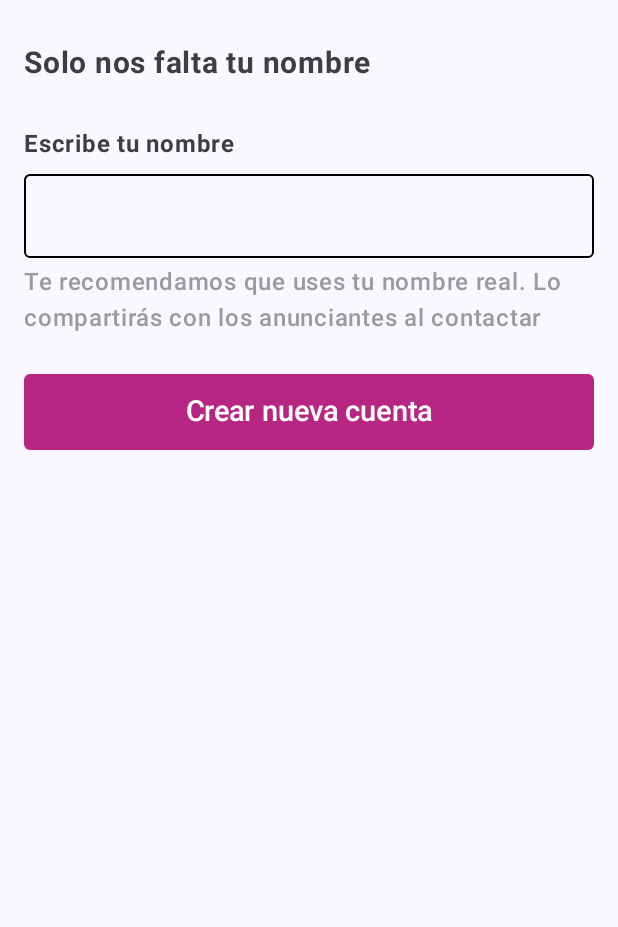
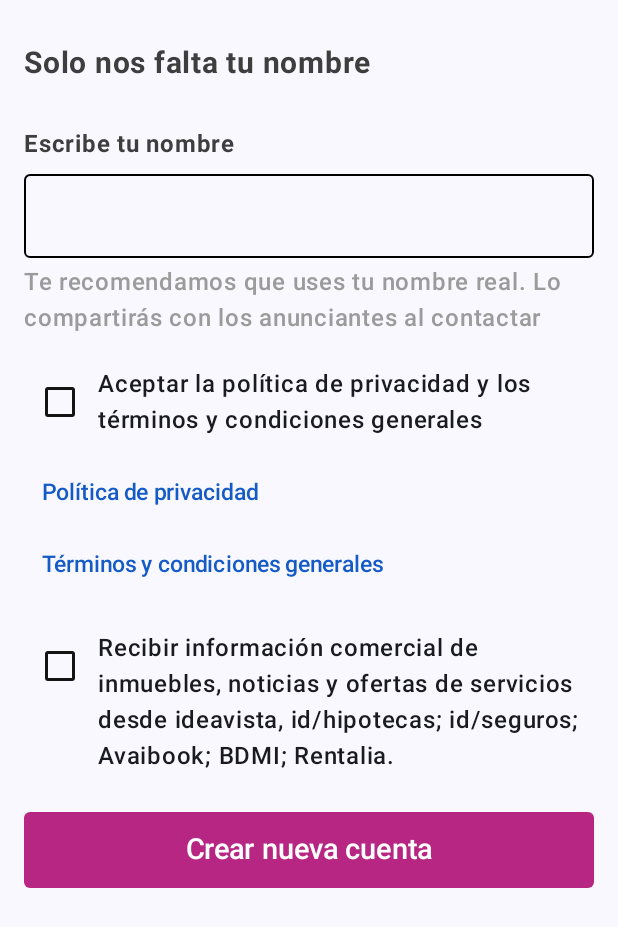
Before and after one commit to DeMoraDev/Ideavista, an Android app built with Jetpack Compose: the composable NameContent called with empty values, on a phone screen of 412 x 824 dp. Shown: the top 927 px of the screen. Run offline under Robolectric (Android 15) with nearby library versions, the phone set to English and light mode, and no system bars.

Commit message:
Añadido items que faltaban en NameContent y varias mejoras visuales -TODO heckBoxes no están alineados, enlaces de privacidad, cookies tampoco y añadir que sea necesario checkear privacidad para registrarse

```diff
--- /dev/null
+++ b/app/src/main/java/com/example/ideavista/presentation/view/composable/loginComposables/CheckboxWithText.kt
@@ -0,0 +1,70 @@
+package com.example.ideavista.presentation.view.composable.loginComposables
+
+import androidx.compose.foundation.layout.Row
+import androidx.compose.foundation.layout.Spacer
+import androidx.compose.foundation.layout.fillMaxWidth
+import androidx.compose.foundation.layout.padding
+import androidx.compose.foundation.layout.width
+import androidx.compose.material.icons.Icons
+import androidx.compose.material.icons.filled.Check
+import androidx.compose.material.icons.outlined.CheckBoxOutlineBlank
+import androidx.compose.material3.Checkbox
+import androidx.compose.material3.CheckboxDefaults
+import androidx.compose.material3.Icon
+import androidx.compose.material3.Text
+import androidx.compose.runtime.Composable
+import androidx.compose.ui.Alignment
+import androidx.compose.ui.Modifier
+import androidx.compose.ui.layout.FirstBaseline
+import androidx.compose.ui.text.font.FontWeight
+import androidx.compose.ui.tooling.preview.Preview
+import androidx.compose.ui.unit.dp
+import androidx.compose.ui.unit.sp
+import com.example.ideavista.presentation.view.theme.Blanco
+import com.example.ideavista.presentation.view.theme.Negro
+import com.example.ideavista.presentation.view.theme.Violeta
+
+@Composable
+fun CheckboxWithText(
+    checked: Boolean,
+    onCheckedChange: (Boolean) -> Unit,
+    text: String,
+    modifier: Modifier = Modifier
+) {
+    Row(
+        verticalAlignment = Alignment.Top,
+        modifier = modifier
+            .padding(top = 10.dp)
+            .fillMaxWidth(),
+    ) {
+        Checkbox(
+            checked = checked,
+            onCheckedChange = onCheckedChange,
+            colors = CheckboxDefaults.colors(
+                checkedColor = Violeta ,
+                uncheckedColor = Negro,
+                checkmarkColor = Blanco
+
+            ),
+            modifier = Modifier.alignBy(FirstBaseline)
+                 .padding(bottom = 12.dp)
+        )
+        Spacer(modifier = Modifier.width(1.dp))
+        Text(
+            text = text,
+            fontSize = 16.sp,
+            fontWeight = FontWeight.Medium,
+            modifier = Modifier.alignBy(FirstBaseline)
+        )
+    }
+}
+
+@Preview
+@Composable
+fun CheckboxWithTextPreview() {
+    CheckboxWithText(
+        checked = TODO(),
+        onCheckedChange = TODO(),
+        text = TODO()
+    )
+}
--- a/app/src/main/java/com/example/ideavista/presentation/view/composable/loginComposables/NameContent.kt
+++ b/app/src/main/java/com/example/ideavista/presentation/view/composable/loginComposables/NameContent.kt
@@ -11,13 +11,16 @@ import androidx.compose.foundation.layout.size
 import androidx.compose.foundation.layout.width
 import androidx.compose.foundation.shape.RoundedCornerShape
 import androidx.compose.material.icons.Icons
+import androidx.compose.material.icons.filled.Dangerous
 import androidx.compose.material.icons.filled.Error
 import androidx.compose.material3.Button
 import androidx.compose.material3.ButtonDefaults
 import androidx.compose.material3.ExperimentalMaterial3Api
 import androidx.compose.material3.Icon
+import androidx.compose.material3.IconButton
 import androidx.compose.material3.OutlinedTextField
 import androidx.compose.material3.Text
+import androidx.compose.material3.TextButton
 import androidx.compose.material3.TextFieldDefaults
 import androidx.compose.runtime.*
 import androidx.compose.runtime.Composable
@@ -28,6 +31,7 @@ import androidx.compose.ui.layout.FirstBaseline
 import androidx.compose.ui.text.font.FontWeight
 import androidx.compose.ui.unit.dp
 import androidx.compose.ui.unit.sp
+import com.example.ideavista.presentation.view.theme.Azul
 import com.example.ideavista.presentation.view.theme.Gris
 import com.example.ideavista.presentation.view.theme.Marron
 import com.example.ideavista.presentation.view.theme.NegroClaro
@@ -38,14 +42,18 @@ import com.example.ideavista.presentation.view.theme.Violeta
 @Composable
 fun NameContent(
     email: String,
-    confirmEmail : String,
+    confirmEmail: String,
     password: String,
     name: String,
     onNameEntered: (String) -> Unit,
-    onRegister: (String, String, String) -> Unit
+    onRegister: (String, String, String) -> Unit,
+    onCheckedPrivacy: (Boolean) -> Unit
 ) {
     var currentName by remember { mutableStateOf(name) }
     var showNameError by remember { mutableStateOf(false) }
+
+    var checkedPrivacy by remember { mutableStateOf(false) }
+    var checkedNews by remember { mutableStateOf(false) }
 
     // Condiciones para validar el nombre
     val nameConditions = listOf(
@@ -88,9 +96,20 @@ fun NameContent(
                 focusedBorderColor = Color.Black,
                 unfocusedBorderColor = Color.Black
             ),
-            isError = showNameError
+            isError = showNameError,
+            trailingIcon = {
+                if (currentName.isNotEmpty()) {
+                    IconButton(onClick = { currentName = "" }) {
+                        Icon(
+                            imageVector = Icons.Default.Dangerous,
+                            contentDescription = "Clear text",
+                            tint = Color.Black
+                        )
+                    }
+                }
+            }
         )
-
+        //TODO CheckBoxes no están alineados, enlaces de privacidad, cookies tampoco y añadir que sea necesario checkear privacidad para registrarse
         val unmetConditions = nameConditions.filter { !it.second() }.map { it.first }
 
         if (showNameError && unmetConditions.isNotEmpty()) {
@@ -156,6 +175,51 @@ fun NameContent(
             color = Gris,
             modifier = Modifier.padding(top = 4.dp)
         )
+        CheckboxWithText(
+            modifier = Modifier
+                .padding(top = 10.dp)
+                .fillMaxWidth(),
+            checked = checkedPrivacy,
+            onCheckedChange = { checkedPrivacy = it },
+            text = "Aceptar la política de privacidad y los términos y condiciones generales",
+        )
+        Column(
+            modifier = Modifier
+                .fillMaxWidth()
+                .align(alignment = Alignment.CenterHorizontally)
+        ) {
+            TextButton(
+                onClick = { },
+                modifier = Modifier.padding(0.dp) // Elimina padding adicional
+            ) {
+                Text(
+                    text = "Política de privacidad",
+                    fontSize = 15.sp,
+                    color = Azul,
+                    fontWeight = FontWeight.SemiBold
+                )
+            }
+            TextButton(
+                onClick = { },
+                modifier = Modifier.padding(0.dp) // Elimina padding adicional
+            ) {
+                Text(
+                    text = "Términos y condiciones generales",
+                    fontSize = 15.sp,
+                    color = Azul,
+                    fontWeight = FontWeight.SemiBold
+                )
+            }
+        }
+        CheckboxWithText(
+            modifier = Modifier
+                .padding(top = 10.dp)
+                .fillMaxWidth(),
+            checked = checkedNews,
+            onCheckedChange = { checkedNews = it },
+            text = "Recibir información comercial de inmuebles, noticias y ofertas de servicios desde " +
+                    "ideavista, id/hipotecas; id/seguros; Avaibook; BDMI; Rentalia.",
+        )
         Button(
             onClick = {
                 showNameError = unmetConditions.isNotEmpty()
--- a/app/src/main/java/com/example/ideavista/presentation/view/views/LoginScreen.kt
+++ b/app/src/main/java/com/example/ideavista/presentation/view/views/LoginScreen.kt
@@ -137,14 +137,15 @@ fun LoginScreen(
                     goToLoginOnClick = { navHostController.navigate("login") },
                     onPasswordRegister = { viewModel.onPasswordRegister(it) }
                 )
-                //TODO no se está pasando al método ningún parámetro
+
                 LoginStep.Name -> NameContent(
                     email = state.email,
                     password = state.password,
                     confirmEmail = state.confirmEmail,
                     name = state.name, // Usar el nombre del estado actual
                     onNameEntered = { viewModel.onNameEntered(it) }, // Llamada a la función del ViewModel
-                    onRegister = { email, password, confirmEmail -> viewModel.register(email, password,confirmEmail)}
+                    onRegister = { email, password, confirmEmail -> viewModel.register(email, password,confirmEmail)},
+                    onCheckedPrivacy = {viewModel.onCheckedPrivacy(it) }
                 )
             }
         }
```
Also changed, not shown: app/src/main/java/com/example/ideavista/presentation/view/composable/loginComposables/LoginContent.kt (+14 -1 lines), app/src/main/java/com/example/ideavista/presentation/view/composable/loginComposables/RegisterContent.kt (+14 -1 lines), app/src/main/java/com/example/ideavista/presentation/viewmodel/LoginScreenViewModel.kt (+10 -0 lines).
